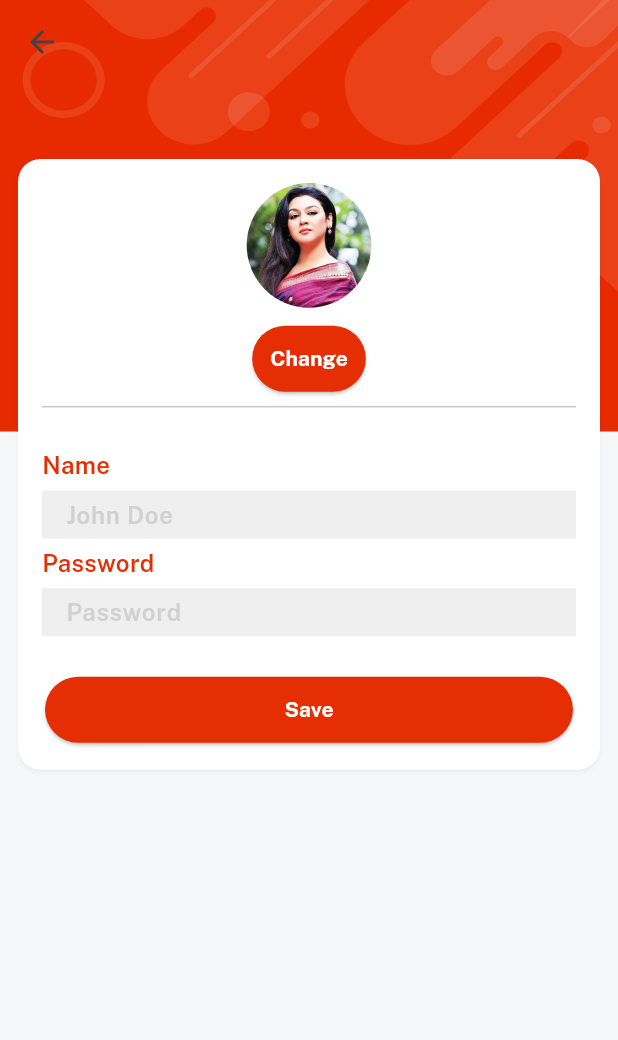
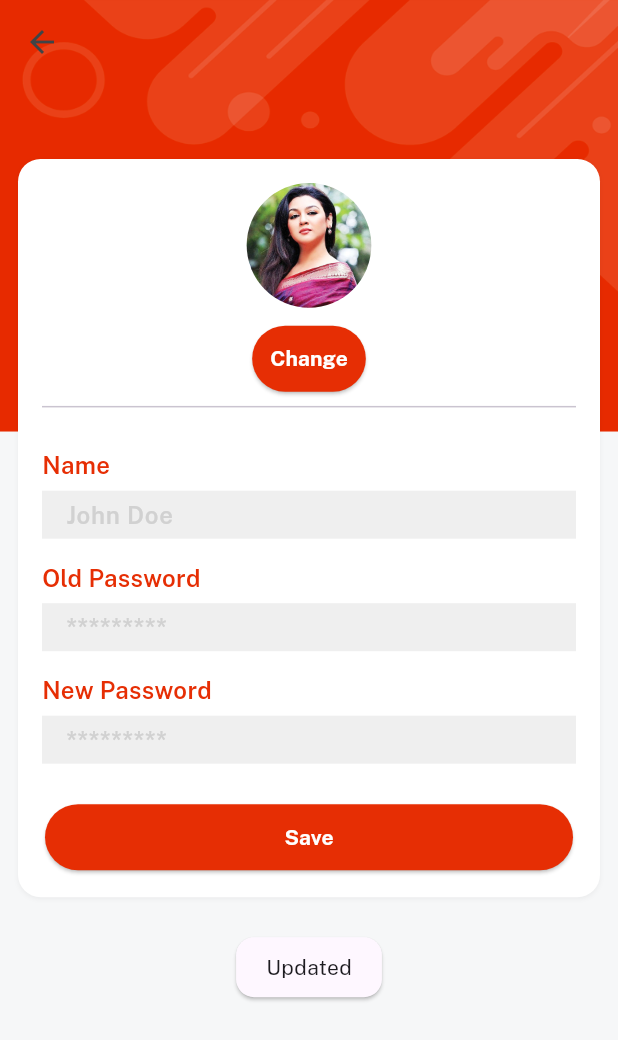
Before and after one commit to aananya-19/ecomm-app, a Flutter app: the EditProfileScreen screen opened directly with empty values, after a tap on "Save", on a phone screen of 412 x 824 dp. Shown: the top 1040 px of the screen. Run offline on Flutter 3.47's test engine with Material 3 defaults, Android fonts, the phone set to English and light mode, and no system bars; our stand-ins replace cloud_firestore, firebase_auth, firebase_core, firebase_storage, get, image_picker and 1 more; accounts and stored records are empty.

Commit message:
profile image updates

```diff
--- a/lib/consts/strings.dart
+++ b/lib/consts/strings.dart
@@ -61,4 +61,8 @@ const video = "Video",
     productsyoumaylike = "Products you may like";
 
 //profile strings
-const wishlist = "My Wishlist", orders = "My Orders", messages = "Messages";
+const wishlist = "My Wishlist",
+    orders = "My Orders",
+    messages = "Messages",
+    oldpass = "Old Password",
+    newpass = "New Password";
--- a/lib/controller/profile_controller.dart
+++ b/lib/controller/profile_controller.dart
@@ -1,14 +1,25 @@
+import 'dart:io';
+
+import 'package:cloud_firestore/cloud_firestore.dart';
 import 'package:emart_app/consts/consts.dart';
+import 'package:firebase_storage/firebase_storage.dart';
 import 'package:flutter/services.dart';
 import 'package:get/get.dart';
 import 'package:image_picker/image_picker.dart';
+import 'package:path/path.dart';
 
 class ProfileController extends GetxController {
   var profileImgPath = ''.obs;
 
+  var profileImageLink = '';
+
+  var isloading = false.obs;
+
   //textfield
   var nameController = TextEditingController();
-  var passController = TextEditingController();
+  var oldpassController = TextEditingController();
+  var newpassController = TextEditingController();
+
   changeImage(context) async {
     try {
       final img = await ImagePicker()
@@ -19,4 +30,22 @@ class ProfileController extends GetxController {
       VxToast.show(context, msg: e.toString());
     }
   }
+
+  uploadProfileImage() async {
+    var filename = basename(profileImgPath.value);
+    var destination = 'images/${currentUser!.uid}/$filename';
+    Reference ref = FirebaseStorage.instance.ref().child(destination);
+    await ref.putFile(File(profileImgPath.value));
+    profileImageLink = await ref.getDownloadURL();
+  }
+
+  updateProfile({name, password, imgUrl}) async {
+    var store = firestore.collection(usersCollection).doc(currentUser!.uid);
+    await store.set({
+      'name': name,
+      'password': password,
+      'imageUrl': imgUrl,
+    }, SetOptions(merge: true));
+    isloading(false);
+  }
 }
--- a/lib/views/profile_screen/edit_profile_screen.dart
+++ b/lib/views/profile_screen/edit_profile_screen.dart
@@ -15,8 +15,6 @@ class EditProfileScreen extends StatelessWidget {
   @override
   Widget build(BuildContext context) {
     var controller = Get.find<ProfileController>();
-    controller.nameController.text = data['name'];
-    controller.passController.text = data['password'];
 
     return bgWidget(
         child: Scaffold(
@@ -25,8 +23,15 @@ class EditProfileScreen extends StatelessWidget {
         () => Column(
           mainAxisSize: MainAxisSize.min,
           children: [
-            controller.profileImgPath.isEmpty
+            data['imageUrl'] == '' && controller.profileImgPath.isEmpty
                 ? Image.asset(imgProfile2, width: 100, fit: BoxFit.cover)
+                    .box
+                    .roundedFull
+                    .clip(Clip.antiAlias)
+                    .make()
+                : data['imageUrl'] != '' && controller.profileImgPath.isEmpty
+                    ? Image.network(data['imageUrl'],
+                            width: 100, fit: BoxFit.cover)
                         .box
                         .roundedFull
                         .clip(Clip.antiAlias)
@@ -51,17 +56,36 @@ class EditProfileScreen extends StatelessWidget {
                 hint: nameHint,
                 title: name,
                 isPass: false),
+            10.heightBox,
             customTextField(
-                controller: controller.passController,
-                hint: password,
-                title: password,
+                controller: controller.oldpassController,
+                hint: passwordHint,
+                title: oldpass,
+                isPass: true),
+            10.heightBox,
+            customTextField(
+                controller: controller.oldpassController,
+                hint: passwordHint,
+                title: newpass,
                 isPass: true),
             20.heightBox,
-            SizedBox(
+            controller.isloading.value
+                ? const CircularProgressIndicator(
+                    valueColor: AlwaysStoppedAnimation(redColor),
+                  )
+                : SizedBox(
                     width: context.screenWidth - 60,
                     child: ourButton(
                         color: redColor,
-                  onPress: () {},
+                        onPress: () async {
+                          controller.isloading(true);
+                          //await controller.uploadProfileImage();
+                          await controller.updateProfile(
+                              imgUrl: controller.profileImageLink,
+                              name: controller.nameController.text,
+                              password: controller.newpassController.text);
+                          VxToast.show(context, msg: "Updated");
+                        },
                         textColor: whiteColor,
                         title: "Save"),
                   ),
```
Also changed, not shown: lib/views/profile_screen/profile_screen.dart (+15 -6 lines). Lines whose indentation alone changed are shown as unchanged.
